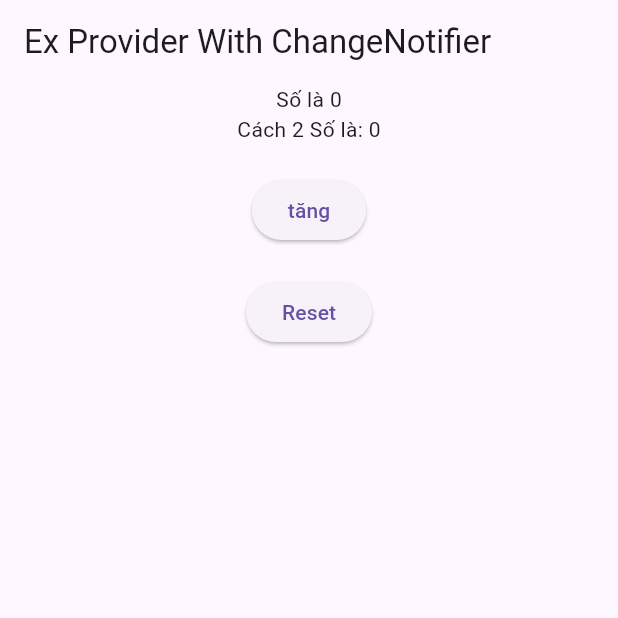
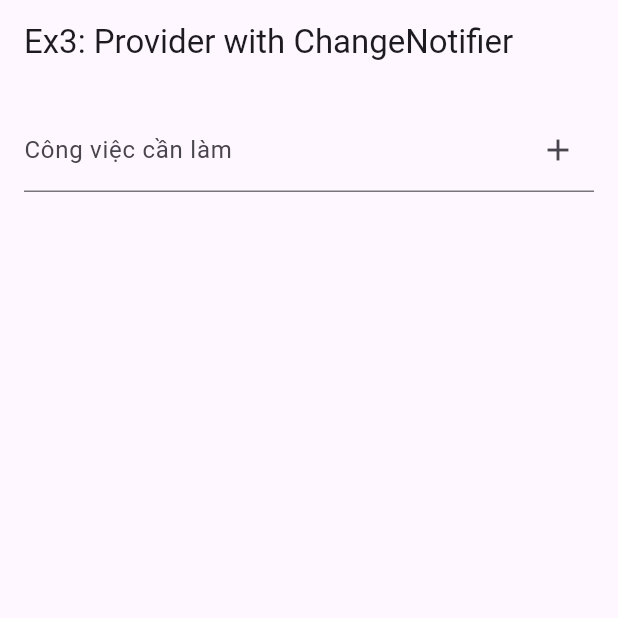
Before and after one commit to Do2304/testFlutter, a Flutter app: the screen it shows after launch, on a phone screen of 412 x 824 dp, the top half of it. Run offline on Flutter 3.47's test engine with Material 3 defaults, Android fonts, the phone set to English and light mode, and no system bars.

Commit message:
learn management state ex3 provider with changeNotifier

```diff
--- a/test_flutter/lib/main.dart
+++ b/test_flutter/lib/main.dart
@@ -10,10 +10,11 @@ import './navigation/returnData/returnData.dart';
 import './navigation/parseArgNameRoute/partArgNameRoute.dart';
 import './stateManagement/Ex1_StateFulWidget.dart';
 import './stateManagement/Ex2_ProviderWithChangeNotifier.dart';
+import './stateManagement/Ex3_ProviderWithChangeNotifier.dart';
 
 void main() {
   runApp(
-    ChangeNotifierProvider(create: (_) => Counter(), child: const MyApp()),
+    ChangeNotifierProvider(create: (_) => TodoProvider(), child: const MyApp()),
   );
 }
 
@@ -50,7 +51,7 @@ class MyApp extends StatelessWidget {
       //   assert(false, 'Need to implement ${settings.name}');
       //   return null;
       // },
-      home: const Ex2Statefulwidget(),
+      home: TodoScreen(),
       // home: TodosScreen(
       //   todos: List.generate(
       //     20,
--- /dev/null
+++ b/test_flutter/lib/stateManagement/Ex3_ProviderWithChangeNotifier.dart
@@ -0,0 +1,78 @@
+import 'package:flutter/material.dart';
+import 'package:provider/provider.dart';
+
+class Todo {
+  final String title;
+  Todo(this.title);
+}
+
+class TodoProvider with ChangeNotifier {
+  final List<Todo> _todos = [];
+  List<Todo> get todos => _todos;
+
+  void addTodo(String title) {
+    _todos.add(Todo(title));
+    notifyListeners();
+  }
+
+  void removeTodo(int index) {
+    _todos.removeAt(index);
+    notifyListeners();
+  }
+}
+
+class TodoScreen extends StatelessWidget {
+  TodoScreen({super.key});
+
+  final TextEditingController _todoController = TextEditingController();
+
+  @override
+  Widget build(BuildContext context) {
+    final todoProvider = context.watch<TodoProvider>();
+    return Scaffold(
+      appBar: AppBar(title: Text("Ex3: Provider with ChangeNotifier")),
+      body: Padding(
+        padding: const EdgeInsets.all(16),
+        child: Column(
+          children: [
+            TextField(
+              controller: _todoController,
+              decoration: InputDecoration(
+                labelText: "Công việc cần làm",
+                hintText: "Nhập công việc cần làm...",
+                suffixIcon: IconButton(
+                  onPressed: () {
+                    final text = _todoController.text.trim();
+                    if (text.isNotEmpty) {
+                      context.read<TodoProvider>().addTodo(text);
+                      _todoController.clear();
+                    }
+                  },
+                  icon: Icon(Icons.add),
+                ),
+              ),
+            ),
+            SizedBox(height: 50),
+            Expanded(
+              child: ListView.builder(
+                itemCount: todoProvider.todos.length,
+                itemBuilder: (context, index) {
+                  final todo = todoProvider.todos[index];
+                  return ListTile(
+                    title: Text(todo.title),
+                    trailing: IconButton(
+                      onPressed: () {
+                        context.read<TodoProvider>().removeTodo(index);
+                      },
+                      icon: Icon(Icons.delete),
+                    ),
+                  );
+                },
+              ),
+            ),
+          ],
+        ),
+      ),
+    );
+  }
+}
```
